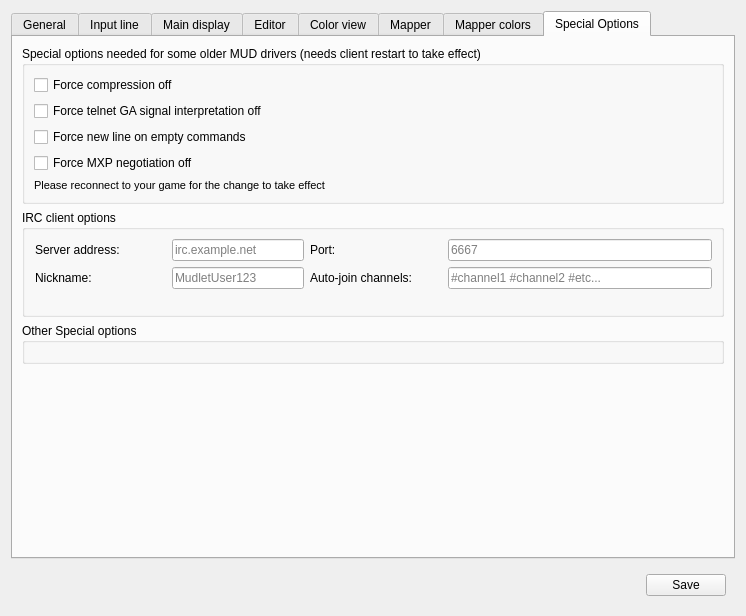
First picture: the form in src/ui/profile_preferences.ui, repository Mudlet/Mudlet, before the edit.
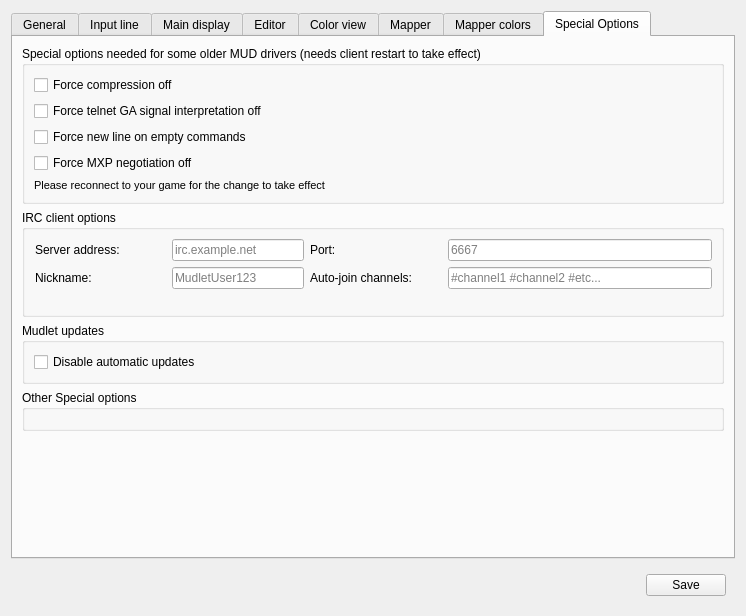
Second picture: the form after the edit. The open tabs and pages were chosen to show the change. Icons and pictures are not drawn. Custom widgets are drawn as their Qt base class.

Diff of the .ui file:
```diff
--- a/src/ui/profile_preferences.ui
+++ b/src/ui/profile_preferences.ui
@@ -2294,7 +2294,7 @@
          </layout>
         </widget>
        </item>
-       <item row="2" column="0">
+       <item row="3" column="0">
         <widget class="QGroupBox" name="groupBox_Debug">
          <property name="title">
           <string>Other Special options</string>
@@ -2306,7 +2306,7 @@
          </layout>
         </widget>
        </item>
-       <item row="3" column="0">
+       <item row="4" column="0">
         <spacer name="verticalSpacer_6">
          <property name="orientation">
           <enum>Qt::Vertical</enum>
@@ -2319,6 +2319,22 @@
          </property>
         </spacer>
        </item>
+       <item row="2" column="0">
+        <widget class="QGroupBox" name="verticalGroupBox">
+         <property name="title">
+          <string>Mudlet updates</string>
+         </property>
+         <layout class="QVBoxLayout" name="verticalLayout_3">
+          <item>
+           <widget class="QCheckBox" name="mNoAutomaticUpdates">
+            <property name="text">
+             <string>Disable automatic updates</string>
+            </property>
+           </widget>
+          </item>
+         </layout>
+        </widget>
+       </item>
       </layout>
      </widget>
     </widget>
```
